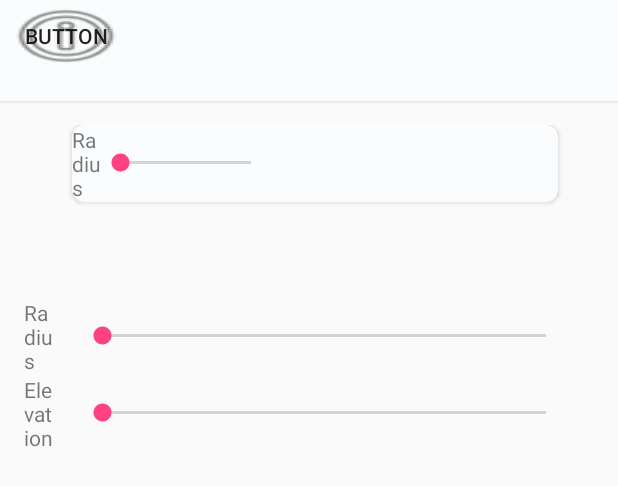
After one commit to sharma-shweta/T4I_Path, an Android app: the layout fragment_card_view.xml on its own in the app's theme, with its tools: preview values and no code run, on a phone screen of 412 x 824 dp. The commit adds this screen. Shown: the top 486 px of the screen. Run offline under Robolectric (Android 15) with nearby library versions, the phone set to English and light mode, and no system bars.

Commit message:
added incoming change

```diff
--- /dev/null
+++ b/app/src/main/res/layout/fragment_card_view.xml
@@ -0,0 +1,114 @@
+<?xml version="1.0" encoding="utf-8"?>
+<LinearLayout xmlns:android="http://schemas.android.com/apk/res/android"
+    xmlns:tools="http://schemas.android.com/tools"
+    android:layout_width="match_parent"
+    android:layout_height="wrap_content"
+    android:orientation="vertical"
+    xmlns:card_view="http://schemas.android.com/apk/res-auto">
+
+    <android.support.v7.widget.CardView
+        android:id="@+id/headercard"
+        android:layout_width="match_parent"
+        android:layout_height="67dp"
+        android:elevation="100dp"
+        card_view:cardBackgroundColor="@color/cardview_initial_background"
+        card_view:cardCornerRadius="0dp">
+
+        <Button
+            android:text="Button"
+            android:layout_width="wrap_content"
+            android:layout_height="wrap_content"
+            android:id="@+id/button2"
+            android:background="@android:drawable/ic_menu_info_details" />
+
+    </android.support.v7.widget.CardView>
+
+    <ScrollView xmlns:android="http://schemas.android.com/apk/res/android"
+        xmlns:card_view="http://schemas.android.com/apk/res-auto"
+        android:layout_width="match_parent"
+        android:layout_height="match_parent">
+
+        <LinearLayout
+            android:layout_width="match_parent"
+            android:layout_height="wrap_content"
+            android:orientation="vertical"
+            android:paddingBottom="16dp"
+            android:paddingLeft="16dp"
+            android:paddingRight="16dp"
+            android:paddingTop="16dp">
+
+            <android.support.v7.widget.CardView
+                android:id="@+id/cardview"
+                android:layout_width="324dp"
+                android:layout_height="wrap_content"
+                android:layout_marginLeft="@dimen/margin_large"
+                android:layout_marginRight="@dimen/margin_large"
+                android:elevation="100dp"
+                card_view:cardBackgroundColor="@color/cardview_initial_background"
+                card_view:cardCornerRadius="8dp">
+
+                <TextView
+                    android:layout_width="@dimen/seekbar_label_length"
+                    android:layout_height="wrap_content"
+                    android:layout_gravity="center_vertical"
+                    android:text="@string/cardview_radius_seekbar_text" />
+
+                <SeekBar
+                    android:id="@+id/cardview_radius_seekbar"
+                    android:layout_width="119dp"
+                    android:layout_height="wrap_content"
+                    android:layout_margin="@dimen/margin_medium" />
+            </android.support.v7.widget.CardView>
+
+            <LinearLayout
+                android:layout_width="match_parent"
+                android:layout_height="wrap_content"
+                android:layout_marginTop="@dimen/margin_large"
+                android:orientation="horizontal">
+
+
+
+
+            </LinearLayout>
+
+            <LinearLayout
+                android:layout_width="match_parent"
+                android:layout_height="wrap_content"
+                android:layout_marginTop="@dimen/margin_large"
+                android:orientation="horizontal">
+
+                <TextView
+                    android:layout_width="@dimen/seekbar_label_length"
+                    android:layout_height="wrap_content"
+                    android:layout_gravity="center_vertical"
+                    android:text="@string/cardview_radius_seekbar_text" />
+
+                <SeekBar
+                    android:id="@+id/cardview_radius_seekbar1"
+                    android:layout_width="match_parent"
+                    android:layout_height="wrap_content"
+                    android:layout_margin="@dimen/margin_medium" />
+            </LinearLayout>
+
+            <LinearLayout
+                android:layout_width="match_parent"
+                android:layout_height="wrap_content"
+                android:orientation="horizontal">
+
+                <TextView
+                    android:layout_width="@dimen/seekbar_label_length"
+                    android:layout_height="wrap_content"
+                    android:layout_gravity="center_vertical"
+                    android:text="@string/cardview_elevation_seekbar_text" />
+
+                <SeekBar
+                    android:id="@+id/cardview_elevation_seekbar"
+                    android:layout_width="match_parent"
+                    android:layout_height="wrap_content"
+                    android:layout_margin="@dimen/margin_medium" />
+            </LinearLayout>
+
+
+        </LinearLayout>
+    </ScrollView>
+</LinearLayout>
--- a/app/src/main/res/values/dimens.xml
+++ b/app/src/main/res/values/dimens.xml
@@ -6,4 +6,5 @@
     <dimen name="nav_header_vertical_spacing">16dp</dimen>
     <dimen name="nav_header_height">160dp</dimen>
     <dimen name="fab_margin">16dp</dimen>
+    <dimen name="seekbar_label_length">20dp</dimen>
 </resources>
--- a/build.gradle
+++ b/build.gradle
@@ -5,7 +5,7 @@ buildscript {
         jcenter()
     }
     dependencies {
-        classpath 'com.android.tools.build:gradle:2.3.2'
+        classpath 'com.android.tools.build:gradle:2.3.3'
 
         // NOTE: Do not place your application dependencies here; they belong
         // in the individual module build.gradle files
```
Also changed, not shown: app/build.gradle (+6 -10 lines), app/src/main/java/com/android/path/HeaderButtonRecycleViewAdapter.java (added, +42 -0 lines), app/src/main/java/com/android/path/HeaderButtonView.java (added, +26 -0 lines), app/src/main/java/com/android/path/utils/RecyclerItemClickListener.java (added, +59 -0 lines), app/src/main/res/drawable/rounded_background.xml (added, +9 -0 lines), app/src/main/res/drawable/rounded_background_selected.xml (added, +9 -0 lines), app/src/main/res/drawable/thumb_image.xml (added, +15 -0 lines), app/src/main/res/layout/header_button_view.xml (added, +14 -0 lines), app/src/main/res/layout/list_item.xml (added, +70 -0 lines), app/src/main/res/values/template-dimens.xml (added, +16 -0 lines), app/src/main/res/drawable/header_img.png (added), app/src/main/res/drawable/seekbar_thumb.png (added).
